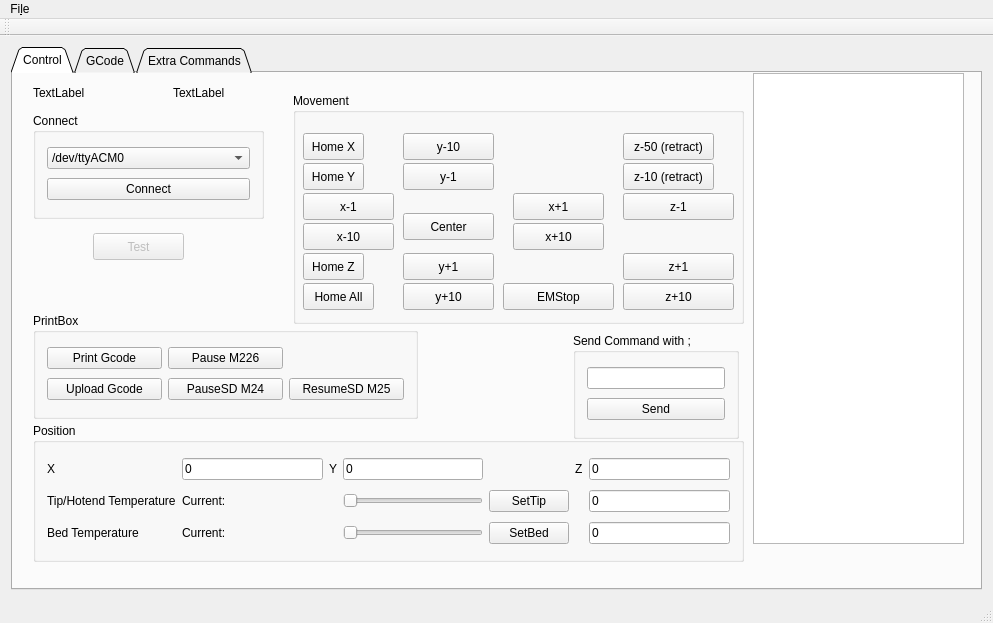
The window that mainwindow.ui (netpipe/QPrint3D) describes before a commit, drawn with Qt 5.
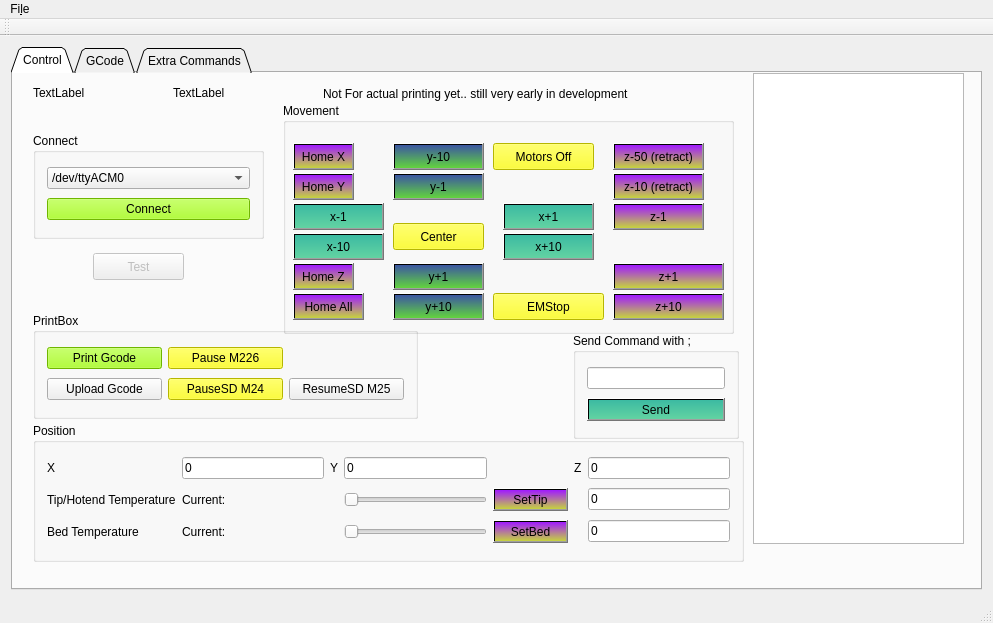
The same window after the commit.

```diff
--- a/mainwindow.ui
+++ b/mainwindow.ui
@@ -30,8 +30,8 @@
        <widget class="QGroupBox" name="groupBox_3">
         <property name="geometry">
          <rect>
-          <x>280</x>
-          <y>20</y>
+          <x>270</x>
+          <y>30</y>
           <width>451</width>
           <height>231</height>
          </rect>
@@ -48,6 +48,9 @@
            <height>27</height>
           </rect>
          </property>
+         <property name="styleSheet">
+          <string notr="true">background-color: rgb(255,255,0);</string>
+         </property>
          <property name="text">
           <string>Center</string>
          </property>
@@ -61,6 +64,9 @@
            <height>27</height>
           </rect>
          </property>
+         <property name="styleSheet">
+          <string notr="true">background-color: qlineargradient(spread:pad, x1:0, y1:0, x2:0, y2:1,   stop:0 rgba(60, 86, 162, 255), stop:1 rgba(98, 211, 62, 255))</string>
+         </property>
          <property name="text">
           <string>y+1</string>
          </property>
@@ -74,6 +80,9 @@
            <height>27</height>
           </rect>
          </property>
+         <property name="styleSheet">
+          <string notr="true">background-color: qlineargradient(spread:pad, x1:0, y1:0, x2:0, y2:1,   stop:0 rgba(60, 86, 162, 255), stop:1 rgba(98, 211, 62, 255))</string>
+         </property>
          <property name="text">
           <string>y-10</string>
          </property>
@@ -87,6 +96,9 @@
            <height>27</height>
           </rect>
          </property>
+         <property name="styleSheet">
+          <string notr="true">background-color: qlineargradient(spread:pad, x1:0, y1:0, x2:0, y2:1,   stop:0 rgba(160, 26,255, 255), stop:1 rgba(198, 211, 62, 255))</string>
+         </property>
          <property name="text">
           <string>z+1</string>
          </property>
@@ -100,6 +112,9 @@
            <height>27</height>
           </rect>
          </property>
+         <property name="styleSheet">
+          <string notr="true">background-color: qlineargradient(spread:pad, x1:0, y1:0, x2:0, y2:1,   stop:0 rgba(60, 186, 162, 255), stop:1 rgba(98, 211, 162, 255))</string>
+         </property>
          <property name="text">
           <string>x+1</string>
          </property>
@@ -113,6 +128,9 @@
            <height>27</height>
           </rect>
          </property>
+         <property name="styleSheet">
+          <string notr="true">background-color: qlineargradient(spread:pad, x1:0, y1:0, x2:0, y2:1,   stop:0 rgba(160, 26,255, 255), stop:1 rgba(198, 211, 62, 255))</string>
+         </property>
          <property name="text">
           <string>z-10 (retract)</string>
          </property>
@@ -126,6 +144,9 @@
            <height>27</height>
           </rect>
          </property>
+         <property name="styleSheet">
+          <string notr="true">background-color: qlineargradient(spread:pad, x1:0, y1:0, x2:0, y2:1,   stop:0 rgba(60, 186, 162, 255), stop:1 rgba(98, 211, 162, 255))</string>
+         </property>
          <property name="text">
           <string>x+10</string>
          </property>
@@ -139,6 +160,9 @@
            <height>27</height>
           </rect>
          </property>
+         <property name="styleSheet">
+          <string notr="true">background-color: qlineargradient(spread:pad, x1:0, y1:0, x2:0, y2:1,   stop:0 rgba(160, 26,255, 255), stop:1 rgba(198, 211, 62, 255))</string>
+         </property>
          <property name="text">
           <string>z+10</string>
          </property>
@@ -152,6 +176,9 @@
            <height>27</height>
           </rect>
          </property>
+         <property name="styleSheet">
+          <string notr="true">background-color: qlineargradient(spread:pad, x1:0, y1:0, x2:0, y2:1,   stop:0 rgba(160, 26,255, 255), stop:1 rgba(198, 211, 62, 255))</string>
+         </property>
          <property name="text">
           <string>z-50 (retract)</string>
          </property>
@@ -165,6 +192,9 @@
            <height>27</height>
           </rect>
          </property>
+         <property name="styleSheet">
+          <string notr="true">background-color: qlineargradient(spread:pad, x1:0, y1:0, x2:0, y2:1,   stop:0 rgba(60, 186, 162, 255), stop:1 rgba(98, 211, 162, 255))</string>
+         </property>
          <property name="text">
           <string>x-1</string>
          </property>
@@ -178,6 +208,9 @@
            <height>27</height>
           </rect>
          </property>
+         <property name="styleSheet">
+          <string notr="true">background-color: qlineargradient(spread:pad, x1:0, y1:0, x2:0, y2:1,   stop:0 rgba(60, 186, 162, 255), stop:1 rgba(98, 211, 162, 255))</string>
+         </property>
          <property name="text">
           <string>x-10</string>
          </property>
@@ -191,6 +224,9 @@
            <height>27</height>
           </rect>
          </property>
+         <property name="styleSheet">
+          <string notr="true">background-color: qlineargradient(spread:pad, x1:0, y1:0, x2:0, y2:1,   stop:0 rgba(60, 86, 162, 255), stop:1 rgba(98, 211, 62, 255))</string>
+         </property>
          <property name="text">
           <string>y-1</string>
          </property>
@@ -204,6 +240,9 @@
            <height>27</height>
           </rect>
          </property>
+         <property name="styleSheet">
+          <string notr="true">background-color: qlineargradient(spread:pad, x1:0, y1:0, x2:0, y2:1,   stop:0 rgba(60, 86, 162, 255), stop:1 rgba(98, 211, 62, 255))</string>
+         </property>
          <property name="text">
           <string>y+10</string>
          </property>
@@ -217,6 +256,9 @@
            <height>27</height>
           </rect>
          </property>
+         <property name="styleSheet">
+          <string notr="true">background-color: qlineargradient(spread:pad, x1:0, y1:0, x2:0, y2:1,   stop:0 rgba(160, 26,255, 255), stop:1 rgba(198, 211, 62, 255))</string>
+         </property>
          <property name="text">
           <string>Home X</string>
          </property>
@@ -230,6 +272,9 @@
            <height>27</height>
           </rect>
          </property>
+         <property name="styleSheet">
+          <string notr="true">background-color: qlineargradient(spread:pad, x1:0, y1:0, x2:0, y2:1,   stop:0 rgba(160, 26,255, 255), stop:1 rgba(198, 211, 62, 255))</string>
+         </property>
          <property name="text">
           <string>Home Y</string>
          </property>
@@ -243,6 +288,9 @@
            <height>27</height>
           </rect>
          </property>
+         <property name="styleSheet">
+          <string notr="true">background-color: qlineargradient(spread:pad, x1:0, y1:0, x2:0, y2:1,   stop:0 rgba(160, 26,255, 255), stop:1 rgba(198, 211, 62, 255))</string>
+         </property>
          <property name="text">
           <string>Home Z</string>
          </property>
@@ -256,6 +304,9 @@
            <height>27</height>
           </rect>
          </property>
+         <property name="styleSheet">
+          <string notr="true">background-color: qlineargradient(spread:pad, x1:0, y1:0, x2:0, y2:1,   stop:0 rgba(160, 26,255, 255), stop:1 rgba(198, 211, 62, 255))</string>
+         </property>
          <property name="text">
           <string>Home All</string>
          </property>
@@ -265,10 +316,13 @@
           <rect>
            <x>330</x>
            <y>100</y>
-           <width>111</width>
+           <width>91</width>
            <height>27</height>
           </rect>
          </property>
+         <property name="styleSheet">
+          <string notr="true">background-color: qlineargradient(spread:pad, x1:0, y1:0, x2:0, y2:1,   stop:0 rgba(160, 26,255, 255), stop:1 rgba(198, 211, 62, 255))</string>
+         </property>
          <property name="text">
           <string>z-1</string>
          </property>
@@ -282,16 +336,35 @@
            <height>27</height>
           </rect>
          </property>
+         <property name="styleSheet">
+          <string notr="true">background-color: rgb(255,255,0);</string>
+         </property>
          <property name="text">
           <string>EMStop</string>
          </property>
         </widget>
+        <widget class="QPushButton" name="pushButton_25">
+         <property name="geometry">
+          <rect>
+           <x>210</x>
+           <y>40</y>
+           <width>101</width>
+           <height>27</height>
+          </rect>
+         </property>
+         <property name="styleSheet">
+          <string notr="true">background-color: rgb(255,255,0);</string>
+         </property>
+         <property name="text">
+          <string>Motors Off</string>
+         </property>
+        </widget>
        </widget>
        <widget class="QGroupBox" name="groupBox_2">
         <property name="geometry">
          <rect>
           <x>20</x>
-          <y>40</y>
+          <y>60</y>
           <width>231</width>
           <height>106</height>
          </rect>
@@ -311,6 +384,9 @@
          </item>
          <item row="1" column="0">
           <widget class="QPushButton" name="connectionbtn">
+           <property name="styleSheet">
+            <string notr="true">background-color: rgb(155,255,0);</string>
+           </property>
            <property name="text">
             <string>Connect</string>
            </property>
@@ -335,7 +411,10 @@
           <widget class="QLineEdit" name="lineEdit"/>
          </item>
          <item row="1" column="0">
-          <widget class="QPushButton" name="pushButton">
+          <widget class="QPushButton" name="sendbtn">
+           <property name="styleSheet">
+            <string notr="true">background-color: qlineargradient(spread:pad, x1:0, y1:0, x2:0, y2:1,   stop:0 rgba(60, 186, 162, 255), stop:1 rgba(98, 211, 162, 255))</string>
+           </property>
            <property name="text">
             <string>Send</string>
            </property>
@@ -468,6 +547,9 @@
          </item>
          <item row="2" column="4">
           <widget class="QPushButton" name="setTipbutton">
+           <property name="styleSheet">
+            <string notr="true">background-color: qlineargradient(spread:pad, x1:0, y1:0, x2:0, y2:1,   stop:0 rgba(160, 26,255, 255), stop:1 rgba(198, 211, 62, 255))</string>
+           </property>
            <property name="text">
             <string>SetTip</string>
            </property>
@@ -475,6 +557,9 @@
          </item>
          <item row="3" column="4">
           <widget class="QPushButton" name="setBedbtn">
+           <property name="styleSheet">
+            <string notr="true">background-color: qlineargradient(spread:pad, x1:0, y1:0, x2:0, y2:1,   stop:0 rgba(160, 26,255, 255), stop:1 rgba(198, 211, 62, 255))</string>
+           </property>
            <property name="text">
             <string>SetBed</string>
            </property>
@@ -521,6 +606,9 @@
         <layout class="QGridLayout" name="gridLayout_6">
          <item row="0" column="0">
           <widget class="QPushButton" name="printbtn_2">
+           <property name="styleSheet">
+            <string notr="true">background-color: rgb(155,255,0);</string>
+           </property>
            <property name="text">
             <string>Print Gcode</string>
            </property>
@@ -528,6 +616,9 @@
          </item>
          <item row="0" column="1">
           <widget class="QPushButton" name="pausebtn">
+           <property name="styleSheet">
+            <string notr="true">background-color: rgb(255,255,0);</string>
+           </property>
            <property name="text">
             <string>Pause M226</string>
            </property>
@@ -542,6 +633,9 @@
          </item>
          <item row="1" column="1">
           <widget class="QPushButton" name="pauseSDbtn">
+           <property name="styleSheet">
+            <string notr="true">background-color: rgb(255,255,0);</string>
+           </property>
            <property name="text">
             <string>PauseSD M24</string>
            </property>
@@ -563,7 +657,7 @@
         <property name="geometry">
          <rect>
           <x>80</x>
-          <y>160</y>
+          <y>180</y>
           <width>91</width>
           <height>27</height>
          </rect>
@@ -572,6 +666,19 @@
          <string>Test</string>
         </property>
        </widget>
+       <widget class="QLabel" name="label_10">
+        <property name="geometry">
+         <rect>
+          <x>310</x>
+          <y>0</y>
+          <width>511</width>
+          <height>41</height>
+         </rect>
+        </property>
+        <property name="text">
+         <string>Not For actual printing yet.. still very early in development</string>
+        </property>
+       </widget>
       </widget>
       <widget class="QWidget" name="tab_3">
        <attribute name="title">
@@ -692,43 +799,71 @@
         <property name="title">
          <string>Extra Gcode</string>
         </property>
-        <layout class="QGridLayout" name="gridLayout_5">
-         <item row="0" column="0">
-          <widget class="QPushButton" name="pushButton_23">
-           <property name="text">
-            <string>Save EEprom</string>
-           </property>
-          </widget>
-         </item>
-         <item row="0" column="1">
-          <widget class="QPushButton" name="pushButton_25">
-           <property name="text">
-            <string>Turn Motors Off</string>
-           </property>
-          </widget>
-         </item>
-         <item row="1" column="0">
-          <widget class="QPushButton" name="pushButton_24">
-           <property name="text">
-            <string>Turn Extruder Off</string>
-           </property>
-          </widget>
-         </item>
-         <item row="2" column="0">
-          <widget class="QPushButton" name="pushButton_26">
-           <property name="text">
-            <string>Turn Extruder Off</string>
-           </property>
-          </widget>
-         </item>
-         <item row="3" column="0">
-          <widget class="QPushButton" name="pushButton_27">
-           <property name="text">
-            <string>Turn Extruder Off</string>
-           </property>
-          </widget>
-         </item>
-        </layout>
+        <widget class="QPushButton" name="pushButton_23">
+         <property name="geometry">
+          <rect>
+           <x>12</x>
+           <y>49</y>
+           <width>107</width>
+           <height>27</height>
+          </rect>
+         </property>
+         <property name="text">
+          <string>Save EEprom</string>
+         </property>
+        </widget>
+        <widget class="QPushButton" name="pushButton_24">
+         <property name="geometry">
+          <rect>
+           <x>12</x>
+           <y>97</y>
+           <width>129</width>
+           <height>27</height>
+          </rect>
+         </property>
+         <property name="text">
+          <string>Turn Extruder Off</string>
+         </property>
+        </widget>
+        <widget class="QPushButton" name="pushButton_26">
+         <property name="geometry">
+          <rect>
+           <x>12</x>
+           <y>145</y>
+           <width>129</width>
+           <height>27</height>
+          </rect>
+         </property>
+         <property name="text">
+          <string>Turn Extruder Off</string>
+         </property>
+        </widget>
+        <widget class="QPushButton" name="pushButton_27">
+         <property name="geometry">
+          <rect>
+           <x>12</x>
+           <y>193</y>
+           <width>129</width>
+           <height>27</height>
+          </rect>
+         </property>
+         <property name="text">
+          <string>Turn Extruder Off</string>
+         </property>
+        </widget>
+        <widget class="QPushButton" name="pushButton_28">
+         <property name="geometry">
+          <rect>
+           <x>180</x>
+           <y>50</y>
+           <width>101</width>
+           <height>27</height>
+          </rect>
+         </property>
+         <property name="text">
+          <string>Motors Off</string>
+         </property>
+        </widget>
        </widget>
       </widget>
      </widget>
```
Left out of the diff: 8 changed lines with no effect on the pictures.
